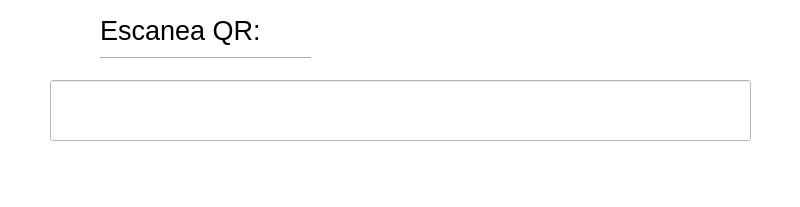
The window that ui/part_number_window.ui (davidsasso/itw-tester) describes before a commit, drawn with Qt 5.
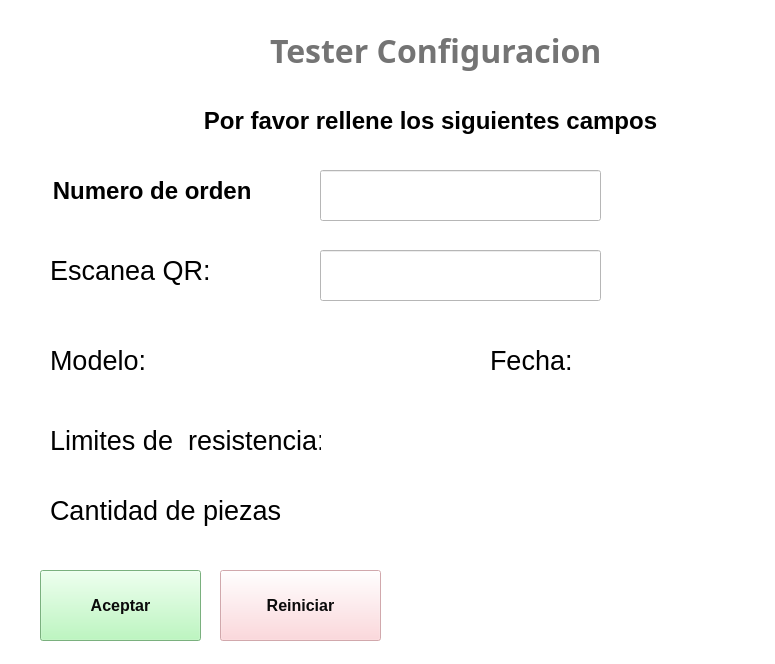
The same window after the commit. Icons and pictures are not drawn.

Diff of the .ui file:
```diff
--- a/ui/part_number_window.ui
+++ b/ui/part_number_window.ui
@@ -6,8 +6,8 @@
    <rect>
     <x>0</x>
     <y>0</y>
-    <width>800</width>
-    <height>207</height>
+    <width>775</width>
+    <height>664</height>
    </rect>
   </property>
   <property name="windowTitle">
@@ -23,10 +23,10 @@
     </property>
     <property name="geometry">
      <rect>
-      <x>50</x>
-      <y>80</y>
-      <width>701</width>
-      <height>61</height>
+      <x>320</x>
+      <y>250</y>
+      <width>281</width>
+      <height>51</height>
      </rect>
     </property>
     <property name="font">
@@ -47,8 +47,8 @@
    <widget class="QLabel" name="label">
     <property name="geometry">
      <rect>
-      <x>100</x>
-      <y>10</y>
+      <x>50</x>
+      <y>250</y>
       <width>191</width>
       <height>41</height>
      </rect>
@@ -62,24 +62,11 @@
      <string>Escanea QR:</string>
     </property>
    </widget>
-   <widget class="Line" name="line">
-    <property name="geometry">
-     <rect>
-      <x>100</x>
-      <y>50</y>
-      <width>211</width>
-      <height>16</height>
-     </rect>
-    </property>
-    <property name="orientation">
-     <enum>Qt::Horizontal</enum>
-    </property>
-   </widget>
    <widget class="QLabel" name="label_2">
     <property name="geometry">
      <rect>
-      <x>50</x>
-      <y>10</y>
+      <x>220</x>
+      <y>250</y>
       <width>41</width>
       <height>41</height>
      </rect>
@@ -99,16 +86,327 @@
      <bool>true</bool>
     </property>
    </widget>
-  </widget>
-  <widget class="QMenuBar" name="menubar">
-   <property name="geometry">
-    <rect>
-     <x>0</x>
-     <y>0</y>
-     <width>800</width>
-     <height>26</height>
-    </rect>
-   </property>
+   <widget class="QLabel" name="LogoLabel">
+    <property name="geometry">
+     <rect>
+      <x>40</x>
+      <y>20</y>
+      <width>171</width>
+      <height>61</height>
+     </rect>
+    </property>
+    <property name="text">
+     <string/>
+    </property>
+    <property name="pixmap">
+     <pixmap resource="../resources/resources.qrc">:/resources/itw.jfif</pixmap>
+    </property>
+    <property name="scaledContents">
+     <bool>true</bool>
+    </property>
+   </widget>
+   <widget class="QLabel" name="StationNameLabel">
+    <property name="geometry">
+     <rect>
+      <x>270</x>
+      <y>30</y>
+      <width>391</width>
+      <height>41</height>
+     </rect>
+    </property>
+    <property name="font">
+     <font>
+      <family>Arial Black</family>
+      <pointsize>24</pointsize>
+      <weight>75</weight>
+      <bold>true</bold>
+     </font>
+    </property>
+    <property name="styleSheet">
+     <string notr="true">color: #747474;</string>
+    </property>
+    <property name="text">
+     <string>Tester Configuracion </string>
+    </property>
+   </widget>
+   <widget class="QLabel" name="UserMessageLabel">
+    <property name="geometry">
+     <rect>
+      <x>150</x>
+      <y>100</y>
+      <width>561</width>
+      <height>41</height>
+     </rect>
+    </property>
+    <property name="font">
+     <font>
+      <family>Arial</family>
+      <pointsize>18</pointsize>
+      <weight>75</weight>
+      <bold>true</bold>
+     </font>
+    </property>
+    <property name="styleSheet">
+     <string notr="true">color: rgb(0, 0, 0);</string>
+    </property>
+    <property name="text">
+     <string>Por favor rellene los siguientes campos</string>
+    </property>
+    <property name="alignment">
+     <set>Qt::AlignCenter</set>
+    </property>
+   </widget>
+   <widget class="QLineEdit" name="lineEdit_2">
+    <property name="enabled">
+     <bool>true</bool>
+    </property>
+    <property name="geometry">
+     <rect>
+      <x>320</x>
+      <y>170</y>
+      <width>281</width>
+      <height>51</height>
+     </rect>
+    </property>
+    <property name="font">
+     <font>
+      <pointsize>24</pointsize>
+     </font>
+    </property>
+    <property name="text">
+     <string/>
+    </property>
+    <property name="alignment">
+     <set>Qt::AlignCenter</set>
+    </property>
+    <property name="readOnly">
+     <bool>true</bool>
+    </property>
+   </widget>
+   <widget class="QLabel" name="UserMessageLabel_2">
+    <property name="geometry">
+     <rect>
+      <x>20</x>
+      <y>170</y>
+      <width>271</width>
+      <height>41</height>
+     </rect>
+    </property>
+    <property name="font">
+     <font>
+      <family>Arial</family>
+      <pointsize>18</pointsize>
+      <weight>75</weight>
+      <bold>true</bold>
+     </font>
+    </property>
+    <property name="styleSheet">
+     <string notr="true">color: rgb(0, 0, 0);</string>
+    </property>
+    <property name="text">
+     <string>Numero de orden </string>
+    </property>
+    <property name="alignment">
+     <set>Qt::AlignCenter</set>
+    </property>
+   </widget>
+   <widget class="QLabel" name="label_3">
+    <property name="geometry">
+     <rect>
+      <x>50</x>
+      <y>340</y>
+      <width>121</width>
+      <height>41</height>
+     </rect>
+    </property>
+    <property name="font">
+     <font>
+      <pointsize>20</pointsize>
+     </font>
+    </property>
+    <property name="text">
+     <string>Modelo:</string>
+    </property>
+   </widget>
+   <widget class="QLabel" name="label_4">
+    <property name="geometry">
+     <rect>
+      <x>50</x>
+      <y>420</y>
+      <width>271</width>
+      <height>41</height>
+     </rect>
+    </property>
+    <property name="font">
+     <font>
+      <pointsize>20</pointsize>
+     </font>
+    </property>
+    <property name="text">
+     <string>Limites de  resistencia:</string>
+    </property>
+   </widget>
+   <widget class="QLabel" name="label_5">
+    <property name="geometry">
+     <rect>
+      <x>250</x>
+      <y>340</y>
+      <width>191</width>
+      <height>41</height>
+     </rect>
+    </property>
+    <property name="font">
+     <font>
+      <pointsize>20</pointsize>
+     </font>
+    </property>
+    <property name="text">
+     <string/>
+    </property>
+   </widget>
+   <widget class="QLabel" name="label_6">
+    <property name="geometry">
+     <rect>
+      <x>350</x>
+      <y>420</y>
+      <width>161</width>
+      <height>41</height>
+     </rect>
+    </property>
+    <property name="font">
+     <font>
+      <pointsize>20</pointsize>
+     </font>
+    </property>
+    <property name="text">
+     <string/>
+    </property>
+   </widget>
+   <widget class="QLabel" name="label_7">
+    <property name="geometry">
+     <rect>
+      <x>50</x>
+      <y>490</y>
+      <width>231</width>
+      <height>41</height>
+     </rect>
+    </property>
+    <property name="font">
+     <font>
+      <pointsize>20</pointsize>
+     </font>
+    </property>
+    <property name="text">
+     <string>Cantidad de piezas:</string>
+    </property>
+   </widget>
+   <widget class="QLabel" name="label_8">
+    <property name="geometry">
+     <rect>
+      <x>330</x>
+      <y>490</y>
+      <width>191</width>
+      <height>41</height>
+     </rect>
+    </property>
+    <property name="font">
+     <font>
+      <pointsize>20</pointsize>
+     </font>
+    </property>
+    <property name="text">
+     <string/>
+    </property>
+   </widget>
+   <widget class="QPushButton" name="StartButton">
+    <property name="geometry">
+     <rect>
+      <x>40</x>
+      <y>570</y>
+      <width>161</width>
+      <height>71</height>
+     </rect>
+    </property>
+    <property name="font">
+     <font>
+      <family>Arial</family>
+      <pointsize>12</pointsize>
+      <weight>75</weight>
+      <bold>true</bold>
+     </font>
+    </property>
+    <property name="styleSheet">
+     <string notr="true">background-color: #ABF7B1;
+color: #0b0b0b;</string>
+    </property>
+    <property name="text">
+     <string>Aceptar</string>
+    </property>
+   </widget>
+   <widget class="QPushButton" name="StopButton">
+    <property name="enabled">
+     <bool>false</bool>
+    </property>
+    <property name="geometry">
+     <rect>
+      <x>220</x>
+      <y>570</y>
+      <width>161</width>
+      <height>71</height>
+     </rect>
+    </property>
+    <property name="font">
+     <font>
+      <family>Arial</family>
+      <pointsize>12</pointsize>
+      <weight>75</weight>
+      <bold>true</bold>
+     </font>
+    </property>
+    <property name="styleSheet">
+     <string notr="true">background-color: #FFCDD2;
+color: #0b0b0b;</string>
+    </property>
+    <property name="text">
+     <string>Reiniciar</string>
+    </property>
+   </widget>
+   <widget class="QLabel" name="label_9">
+    <property name="geometry">
+     <rect>
+      <x>490</x>
+      <y>340</y>
+      <width>111</width>
+      <height>41</height>
+     </rect>
+    </property>
+    <property name="font">
+     <font>
+      <pointsize>20</pointsize>
+     </font>
+    </property>
+    <property name="text">
+     <string>Fecha:</string>
+    </property>
+   </widget>
+   <widget class="QLabel" name="label_10">
+    <property name="geometry">
+     <rect>
+      <x>630</x>
+      <y>340</y>
+      <width>111</width>
+      <height>41</height>
+     </rect>
+    </property>
+    <property name="font">
+     <font>
+      <pointsize>20</pointsize>
+     </font>
+    </property>
+    <property name="text">
+     <string/>
+    </property>
+   </widget>
   </widget>
   <widget class="QStatusBar" name="statusbar"/>
  </widget>
```
